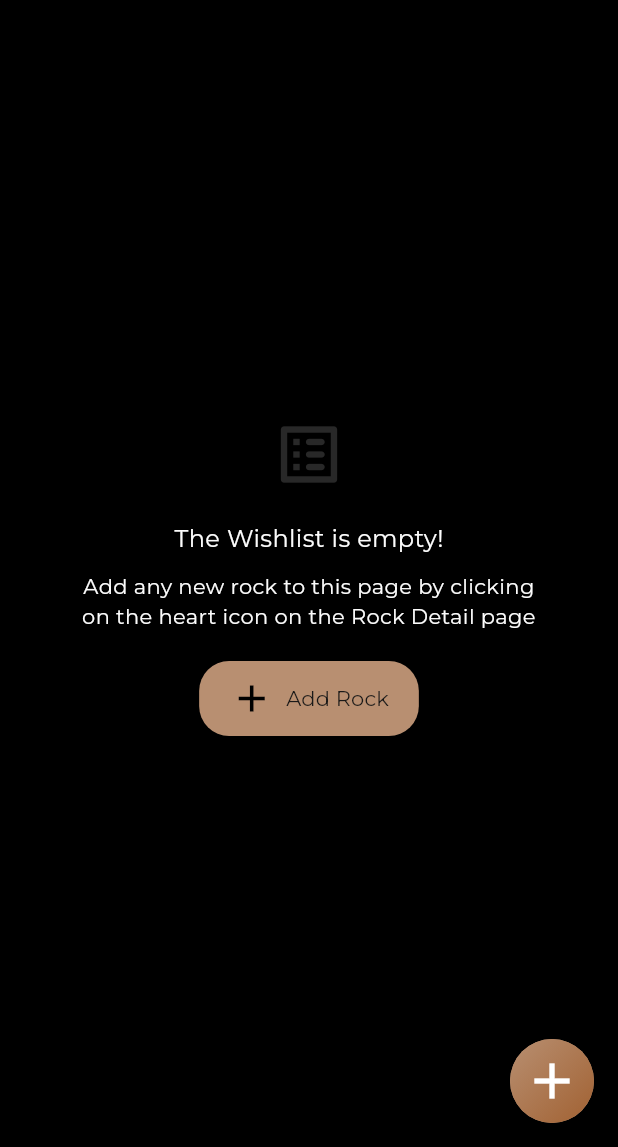
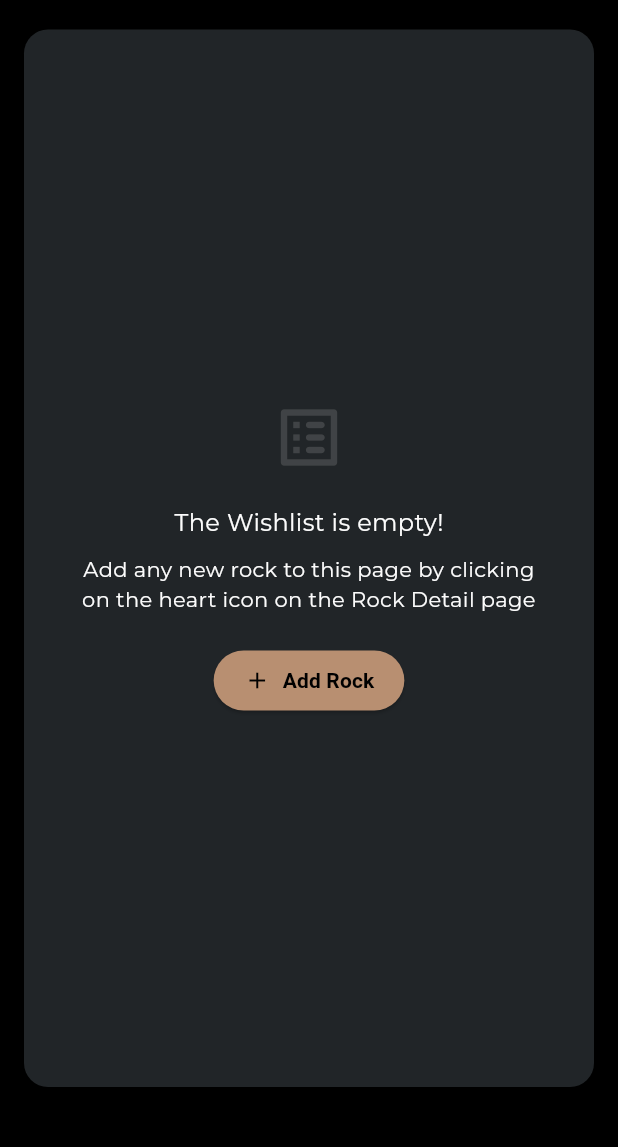
Before and after one commit to caiobraga/Rock_ID, a Flutter app: the FavoritePage screen opened directly with empty values, tab 3 chosen, on a phone screen of 412 x 824 dp, the part 89-1236 px from its top. Run offline on Flutter 3.47's test engine with Material 3 defaults, Android fonts, the phone set to English and light mode, and no system bars; our stand-ins replace animated_bottom_navigation_bar, flutter_dotenv, font_awesome_flutter, google_fonts, image_picker, in_app_purchase and 4 more; accounts and stored records are empty.

Commit message:
favorite page adjusts

```diff
--- a/lib/ui/screens/favorite_page.dart
+++ b/lib/ui/screens/favorite_page.dart
@@ -156,7 +156,15 @@ class _FavoritePageState extends State<FavoritePage>
             onPressed: () {
               AddNewCollectionModalService().show(context, _refreshGrid);
             },
-            child: const Icon(Icons.add, color: Colors.white),
+            child: Container(
+                width: 60,
+                height: 60,
+                decoration: BoxDecoration(
+                  shape: BoxShape.circle,
+                  gradient: Constants.primaryDegrade,
+                ),
+                child: const Icon(Icons.add,
+                    color: Colors.white, size: 40, weight: 40, grade: 20)),
           ),
           floatingActionButtonLocation:
               FloatingActionButtonLocation.miniEndFloat,
@@ -184,34 +192,6 @@ class _FavoritePageState extends State<FavoritePage>
           length: 3,
           child: Scaffold(
             backgroundColor: Colors.black,
-            floatingActionButton: _tabController.index != 2
-                ? FloatingActionButton(
-                    backgroundColor: Constants.primaryColor,
-                    shape: RoundedRectangleBorder(
-                      borderRadius: BorderRadius.circular(30.0),
-                    ),
-                    onPressed: () {
-                      if (_tabController.index == 0) {
-                        AddNewCollectionModalService()
-                            .show(context, _refreshGrid);
-                      } else {
-                        _addRockToSnapHistory();
-                      }
-                    },
-                    child: Container(
-                        width: 60,
-                        height: 60,
-                        decoration: BoxDecoration(
-                          shape: BoxShape.circle,
-                          gradient: Constants.primaryDegrade,
-                        ),
-                        child: const Icon(Icons.add,
-                            color: Colors.white,
-                            size: 40,
-                            weight: 40,
-                            grade: 20)),
-                  )
-                : null,
             body: Column(
               crossAxisAlignment: CrossAxisAlignment.start,
               children: [
@@ -260,7 +240,31 @@ class _FavoritePageState extends State<FavoritePage>
           color: Constants.darkGrey,
           borderRadius: BorderRadius.circular(16.0),
         ),
-        child: Column(
+        child: Padding(
+          padding: const EdgeInsets.all(8.0),
+          child: Scaffold(
+            backgroundColor: Constants.darkGrey,
+            floatingActionButton: FloatingActionButton(
+              backgroundColor: Constants.primaryColor,
+              shape: RoundedRectangleBorder(
+                borderRadius: BorderRadius.circular(30.0),
+              ),
+              onPressed: () {
+                _addRockToSnapHistory();
+              },
+              child: Container(
+                  width: 60,
+                  height: 60,
+                  decoration: BoxDecoration(
+                    shape: BoxShape.circle,
+                    gradient: Constants.primaryDegrade,
+                  ),
+                  child: const Icon(Icons.add,
+                      color: Colors.white, size: 40, weight: 40, grade: 20)),
+            ),
+            floatingActionButtonLocation:
+                FloatingActionButtonLocation.miniEndFloat,
+            body: Column(
               children: [
                 Container(
                   width: double.infinity,
@@ -301,7 +305,8 @@ class _FavoritePageState extends State<FavoritePage>
                           (rock) => rock.rockId == rockId,
                           orElse: () => Rock.empty());
                       return RockListItem(
-                    imageUrl: rock.imageURL.isNotEmpty && rock.imageURL != ''
+                        imageUrl:
+                            rock.imageURL.isNotEmpty && rock.imageURL != ''
                                 ? rock.imageURL
                                 : 'https://via.placeholder.com/60',
                         title: rock.rockName,
@@ -311,8 +316,12 @@ class _FavoritePageState extends State<FavoritePage>
                             context,
                             PageTransition(
                               child: RockDetailPage(
-                                  rock: rock, isSavingRock: false),
-                              type: PageTransitionType.bottomToTop));
+                                rock: rock,
+                                isSavingRock: false,
+                              ),
+                              type: PageTransitionType.bottomToTop,
+                            ),
+                          );
                         },
                       );
                     },
@@ -321,56 +330,13 @@ class _FavoritePageState extends State<FavoritePage>
               ],
             ),
           ),
+        ),
+      ),
     );
   }
 
   Widget _buildWishlistTab() {
-    return _wishlistRocks.isEmpty
-        ? Center(
-            child: Column(
-              mainAxisAlignment: MainAxisAlignment.center,
-              children: [
-                Icon(
-                  Icons.list_alt_rounded,
-                  size: 50,
-                  color: Colors.grey.withOpacity(0.25),
-                ),
-                const SizedBox(height: 20),
-                Text('The Wishlist is empty!',
-                    style: AppTypography.body2(color: AppCollors.naturalWhite)),
-                const SizedBox(height: 10),
-                Text(
-                    'Add any new rock to this page by clicking\non the heart icon on the Rock Detail page',
-                    textAlign: TextAlign.center,
-                    style: AppTypography.body3(color: AppCollors.naturalWhite)),
-                const SizedBox(height: 20),
-                ElevatedButton.icon(
-                  onPressed: () {
-                    _showRockSelectionModal();
-                  },
-                  icon: const Icon(
-                    Icons.add,
-                    size: 30,
-                  ),
-                  label: Text('Add Rock',
-                      style:
-                          AppTypography.body3(color: AppCollors.naturalBlack)),
-                  style: ElevatedButton.styleFrom(
-                    backgroundColor: Constants.primaryColor,
-                    foregroundColor: Constants.blackColor,
-                    shape: RoundedRectangleBorder(
-                      borderRadius: BorderRadius.circular(20.0),
-                    ),
-                    padding: const EdgeInsets.symmetric(
-                      vertical: 10.0,
-                      horizontal: 20.0,
-                    ),
-                  ),
-                ),
-              ],
-            ),
-          )
-        : Padding(
+    return Padding(
       padding: const EdgeInsets.only(
         top: 16.0,
         right: 16.0,
@@ -383,7 +349,32 @@ class _FavoritePageState extends State<FavoritePage>
           color: Constants.darkGrey,
           borderRadius: BorderRadius.circular(16.0),
         ),
+        child: _wishlistRocks.isEmpty
+            ? Center(
                 child: Column(
+                  mainAxisAlignment: MainAxisAlignment.center,
+                  children: [
+                    Icon(
+                      Icons.list_alt_rounded,
+                      size: 50,
+                      color: Colors.grey.withOpacity(0.25),
+                    ),
+                    const SizedBox(height: 20),
+                    Text('The Wishlist is empty!',
+                        style: AppTypography.body2(
+                            color: AppCollors.naturalWhite)),
+                    const SizedBox(height: 10),
+                    Text(
+                        'Add any new rock to this page by clicking\non the heart icon on the Rock Detail page',
+                        textAlign: TextAlign.center,
+                        style: AppTypography.body3(
+                            color: AppCollors.naturalWhite)),
+                    const SizedBox(height: 20),
+                    _addRockToWishlistButton(),
+                  ],
+                ),
+              )
+            : Column(
                 children: [
                   Expanded(
                     child: ListView.builder(
--- a/lib/ui/screens/widgets/collections_grid_view.dart
+++ b/lib/ui/screens/widgets/collections_grid_view.dart
@@ -28,7 +28,7 @@ class _CollectionGridViewState extends State<CollectionGridView> {
   @override
   Widget build(BuildContext context) {
     return GridView.builder(
-      padding: const EdgeInsets.all(10),
+      padding: const EdgeInsets.all(8),
       shrinkWrap: true,
       physics: const NeverScrollableScrollPhysics(),
       gridDelegate: const SliverGridDelegateWithFixedCrossAxisCount(
```
Lines whose indentation alone changed are shown as unchanged.
